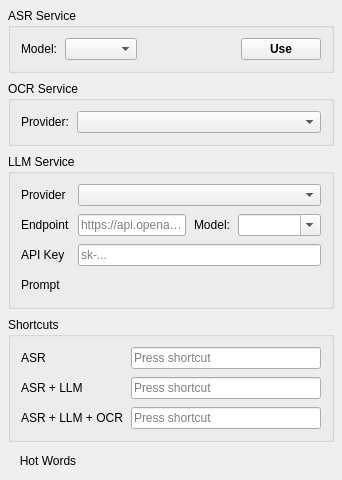
This is src/asr_setting_widget.ui in xiaodaxia-2008/TalkInput as Qt 5 draws it before an edit. The edited form follows.
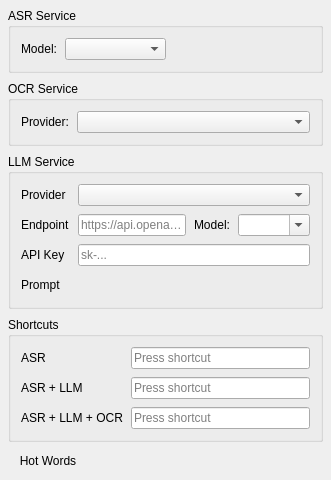
This is the edited form.

Diff of the .ui file:
```diff
--- a/src/asr_setting_widget.ui
+++ b/src/asr_setting_widget.ui
@@ -83,14 +83,11 @@
         </item>
         <item>
          <widget class="QPushButton" name="useButton">
-          <property name="enabled">
+           <property name="flat">
            <bool>true</bool>
           </property>
-          <property name="styleSheet">
-           <string>font-weight: bold;</string>
-          </property>
-          <property name="text">
-           <string>Use</string>
+           <property name="toolTip">
+            <string>Use this model</string>
           </property>
           <property name="sizePolicy">
            <sizepolicy hsizetype="Fixed" vsizetype="Fixed">
```
Lines whose indentation alone changed are shown as unchanged.
